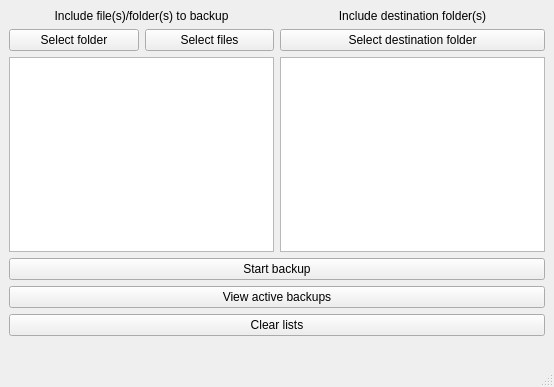
Old version of the form auto_backup/mainwindow.ui in the repository tuliovfarias/QT_auto_backup.
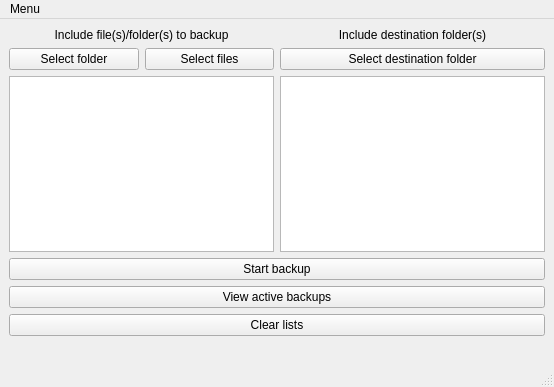
New version of the form.

```diff
--- a/auto_backup/mainwindow.ui
+++ b/auto_backup/mainwindow.ui
@@ -206,6 +206,13 @@
      <height>21</height>
     </rect>
    </property>
+   <widget class="QMenu" name="menuMenu">
+    <property name="title">
+     <string>Menu</string>
+    </property>
+    <addaction name="MenuDarkmode"/>
+   </widget>
+   <addaction name="menuMenu"/>
   </widget>
   <widget class="QStatusBar" name="statusbar"/>
  </widget>
```
Left out of the diff: 11 changed lines with no effect on the pictures.
